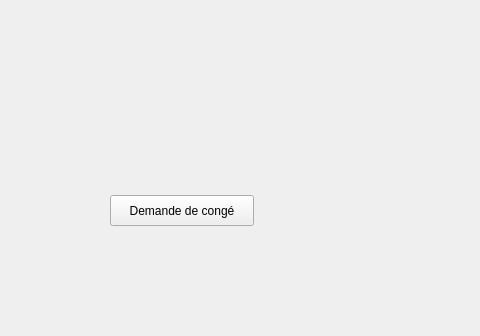
Above: CODE/mainwindowsalarie.ui from dervieuxC/gestionDemenagementCorrige before the change; both pictures show x 0 to 480 and y 264 to 600 of the 800 by 600 pixel window. Below: the same form after it.
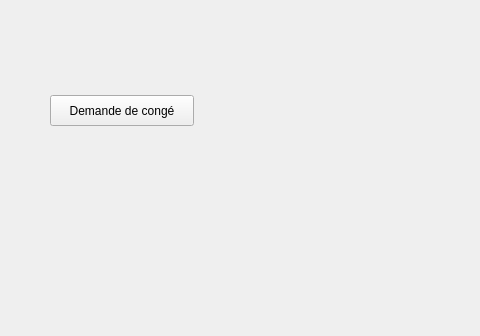
That is the form after the change.

```diff
--- a/CODE/mainwindowsalarie.ui
+++ b/CODE/mainwindowsalarie.ui
@@ -57,8 +57,8 @@
    <widget class="QPushButton" name="pushButton">
     <property name="geometry">
      <rect>
-      <x>110</x>
-      <y>440</y>
+      <x>50</x>
+      <y>340</y>
       <width>144</width>
       <height>31</height>
      </rect>
```
